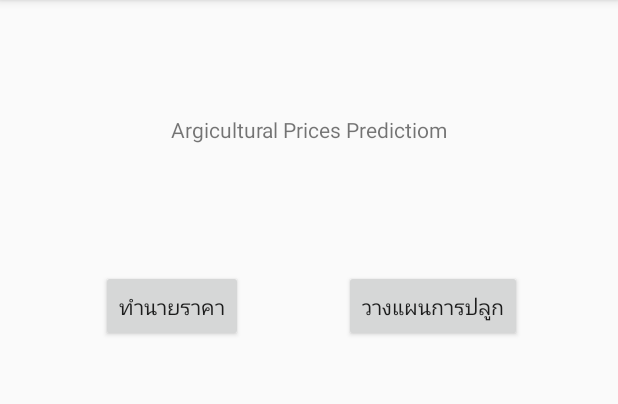
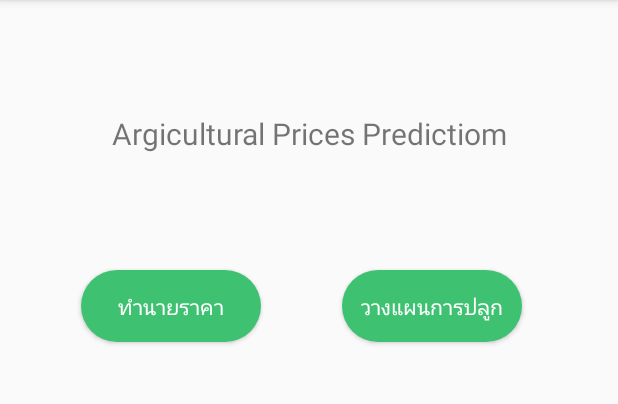
Before and after one commit to moeyeo/ArgiPricePredictionApp, an Android app: the screen it shows after launch (MainActivity), on a phone screen of 412 x 824 dp, the part 84-488 px from its top. Run offline under Robolectric (Android 15) with nearby library versions, the phone set to English and light mode, and no system bars; pictures from the network do not load.

Commit message:
add drawable button file

```diff
--- /dev/null
+++ b/app/src/main/res/drawable/green_button.xml
@@ -0,0 +1,15 @@
+<?xml version="1.0" encoding="utf-8"?>
+<shape
+    xmlns:android="http://schemas.android.com/apk/res/android"
+    android:shape="rectangle">
+
+    <solid
+        android:color="#3fC172" />
+
+    <size
+        android:width="120dp"
+        android:height="45dp"/>
+
+    <corners
+        android:radius="50dp"/>
+</shape>
--- a/app/src/main/res/layout/activity_main.xml
+++ b/app/src/main/res/layout/activity_main.xml
@@ -10,6 +10,7 @@
         android:layout_width="wrap_content"
         android:layout_height="wrap_content"
         android:text="Argicultural Prices Predictiom"
+        android:textSize="20sp"
         app:layout_constraintBottom_toBottomOf="parent"
         app:layout_constraintLeft_toLeftOf="parent"
         app:layout_constraintRight_toRightOf="parent"
@@ -27,6 +28,8 @@
         android:layout_marginRight="8dp"
         android:layout_marginBottom="8dp"
         android:text="ทำนายราคา"
+        android:textColor="#ffffff"
+        android:background="@drawable/green_button"
         app:layout_constraintBottom_toBottomOf="parent"
         app:layout_constraintEnd_toStartOf="@+id/plan_button"
         app:layout_constraintStart_toStartOf="parent"
@@ -42,6 +45,8 @@
         android:layout_marginRight="64dp"
         android:layout_marginBottom="8dp"
         android:text="วางแผนการปลูก"
+        android:textColor="#ffffff"
+        android:background="@drawable/green_button"
         app:layout_constraintBottom_toBottomOf="parent"
         app:layout_constraintEnd_toEndOf="parent"
         app:layout_constraintTop_toTopOf="parent"
```
Also changed, not shown: 2 other files.
